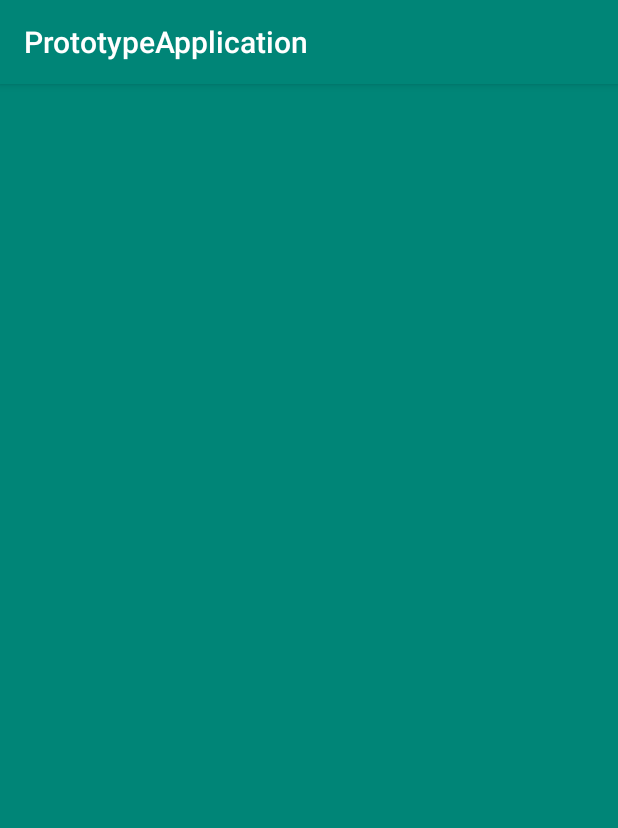
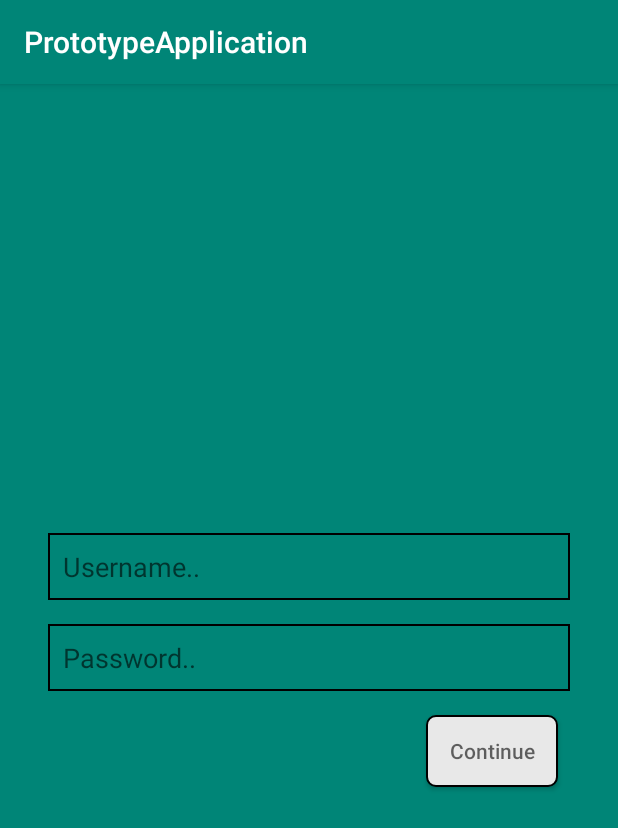
Before and after one commit to noahschmid/raising-android, an Android app: the fragment PrototypeRegisterFragment shown on its own in the app's theme, on a phone screen of 412 x 824 dp. Shown: the top 828 px of the screen. Run offline under Robolectric (Android 15) with nearby library versions, the phone set to English and light mode, and no system bars.

Commit message:
Modify login and register screens

```diff
--- a/app/src/main/res/drawable/btn_register.xml
+++ /dev/null
@@ -1,6 +0,0 @@
-<?xml version="1.0" encoding="utf-8"?>
-<shape xmlns:android="http://schemas.android.com/apk/res/android" android:shape="rectangle" >
-    <solid
-        android:color="#FFFFFF"
-        />
-</shape>
--- a/app/src/main/res/layout/prototype_login_fragment.xml
+++ b/app/src/main/res/layout/prototype_login_fragment.xml
@@ -9,8 +9,8 @@
 
     <EditText
         android:id="@+id/editText_login_username"
+        android:layout_width="match_parent"
         android:layout_height="wrap_content"
-        android:layout_width="match_parent"
         android:layout_marginStart="32dp"
         android:layout_marginLeft="32dp"
         android:layout_marginTop="8dp"
@@ -18,7 +18,7 @@
         android:layout_marginRight="32dp"
         android:background="@drawable/border_login_form"
         android:ems="10"
-        android:hint="@string/login_username_input_placeholder"
+        android:hint="@string/username_input_placeholder"
         android:inputType="textPersonName"
         app:layout_constraintBottom_toTopOf="@+id/editText_login_password"
         app:layout_constraintEnd_toEndOf="parent"
@@ -49,7 +49,7 @@
         android:layout_marginBottom="16dp"
         android:background="@drawable/border_login_form"
         android:ems="10"
-        android:hint="@string/login_password_input_placeholder"
+        android:hint="@string/password_input_placeholder"
         android:inputType="textPassword"
         app:layout_constraintBottom_toTopOf="@+id/button_login"
         app:layout_constraintEnd_toEndOf="@+id/editText_login_username"
@@ -71,12 +71,11 @@
 
     <Button
         android:id="@+id/button_register"
-        android:layout_width="130dp"
-        android:layout_height="34dp"
+        android:layout_width="wrap_content"
+        android:layout_height="wrap_content"
         android:layout_marginStart="8dp"
         android:layout_marginLeft="8dp"
         android:layout_marginTop="8dp"
-        android:background="@drawable/btn_register"
         android:hint="@string/login_register_text"
         app:layout_constraintStart_toStartOf="@+id/editText_login_username"
         app:layout_constraintTop_toBottomOf="@+id/editText_login_password" />
--- a/app/src/main/res/layout/prototype_register_fragment.xml
+++ b/app/src/main/res/layout/prototype_register_fragment.xml
@@ -1,8 +1,57 @@
 <?xml version="1.0" encoding="utf-8"?>
 <androidx.constraintlayout.widget.ConstraintLayout xmlns:android="http://schemas.android.com/apk/res/android"
+    xmlns:app="http://schemas.android.com/apk/res-auto"
     xmlns:tools="http://schemas.android.com/tools"
     android:id="@+id/prototypeRegisterFrameLayout"
     android:background="@color/colorPrimary"
     android:layout_width="match_parent"
     android:layout_height="match_parent"
-    tools:context=".PrototypeRegisterFragment" />
+    tools:context=".PrototypeRegisterFragment">
+
+
+    <EditText
+        android:id="@+id/editText_login_username"
+        android:layout_width="match_parent"
+        android:layout_height="wrap_content"
+        android:layout_marginStart="32dp"
+        android:layout_marginLeft="32dp"
+        android:layout_marginEnd="32dp"
+        android:layout_marginRight="32dp"
+        android:background="@drawable/border_login_form"
+        android:ems="10"
+        android:hint="@string/username_input_placeholder"
+        android:inputType="textPersonName"
+        app:layout_constraintBottom_toTopOf="@+id/editText_login_password"
+        app:layout_constraintEnd_toEndOf="parent"
+        app:layout_constraintStart_toStartOf="parent"
+        app:layout_constraintTop_toTopOf="parent"
+        app:layout_constraintVertical_chainStyle="packed" />
+
+    <EditText
+        android:id="@+id/editText_login_password"
+        android:layout_width="0dp"
+        android:layout_height="wrap_content"
+        android:layout_marginTop="16dp"
+        android:layout_marginBottom="16dp"
+        android:background="@drawable/border_login_form"
+        android:ems="10"
+        android:hint="@string/password_input_placeholder"
+        android:inputType="textPassword"
+        app:layout_constraintBottom_toTopOf="@+id/button_login"
+        app:layout_constraintEnd_toEndOf="@+id/editText_login_username"
+        app:layout_constraintStart_toStartOf="@+id/editText_login_username"
+        app:layout_constraintTop_toBottomOf="@+id/editText_login_username" />
+
+    <Button
+        android:id="@+id/button_login"
+        android:layout_width="wrap_content"
+        android:layout_height="wrap_content"
+        android:layout_marginEnd="8dp"
+        android:layout_marginRight="8dp"
+        android:background="@drawable/btn_login"
+        android:hint="@string/register_button_text"
+        app:layout_constraintBottom_toBottomOf="parent"
+        app:layout_constraintEnd_toEndOf="@+id/editText_login_username"
+        app:layout_constraintTop_toBottomOf="@+id/editText_login_password" />
+
+</androidx.constraintlayout.widget.ConstraintLayout>
--- a/app/src/main/res/values/colors.xml
+++ b/app/src/main/res/values/colors.xml
@@ -3,6 +3,7 @@
     <color name="colorPrimary">#008577</color>
     <color name="colorPrimaryDark">#00574B</color>
     <color name="colorAccent">#D81B60</color>
+    <color name="raisingPrimary">#f92a2a</color>
 
     <!-- Colors used in LoginScreen -->
     <color name="borderLoginFormBorder">#000000</color>
--- a/app/src/main/res/values/strings.xml
+++ b/app/src/main/res/values/strings.xml
@@ -1,10 +1,15 @@
 <resources>
     <string name="app_name">PrototypeApplication</string>
 
+    <!-- Strings used in multiple screens -->
+    <string name="username_input_placeholder"> Username..</string>
+    <string name="password_input_placeholder"> Password..</string>
+
     <!-- Strings used in LoginScreen -->
-    <string name="login_username_input_placeholder"> Username..</string>
-    <string name="login_password_input_placeholder"> Password..</string>
     <string name="login_button_text"> Login </string>
     <string name="login_welcome_text"> Welcome to Raising </string>
     <string name="login_register_text"> Register now</string>
+
+    <!-- Strings used in RegisterScreen -->
+    <string name="register_button_text"> Continue </string>
 </resources>
```
